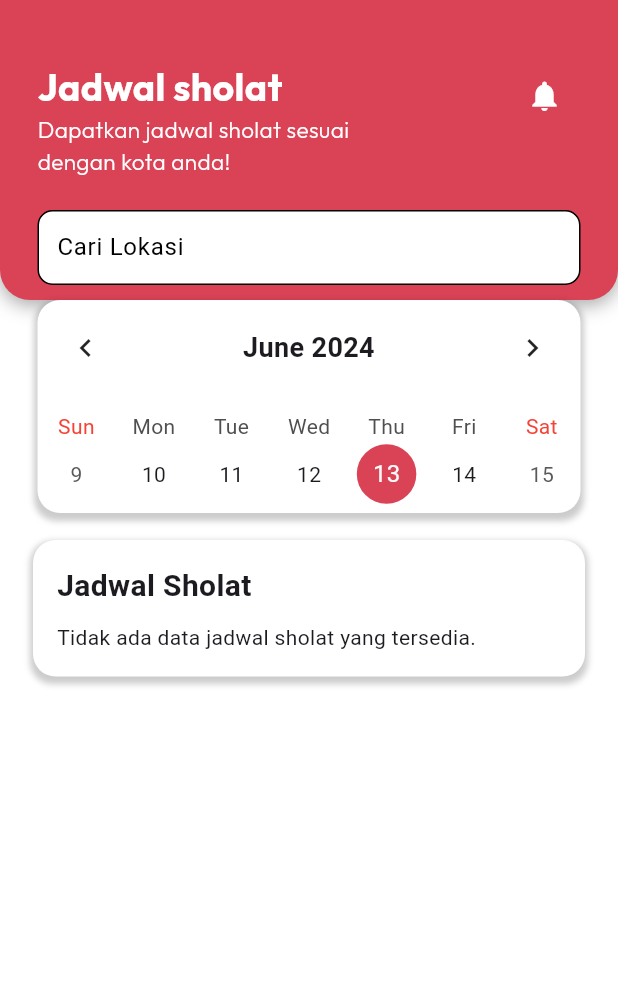
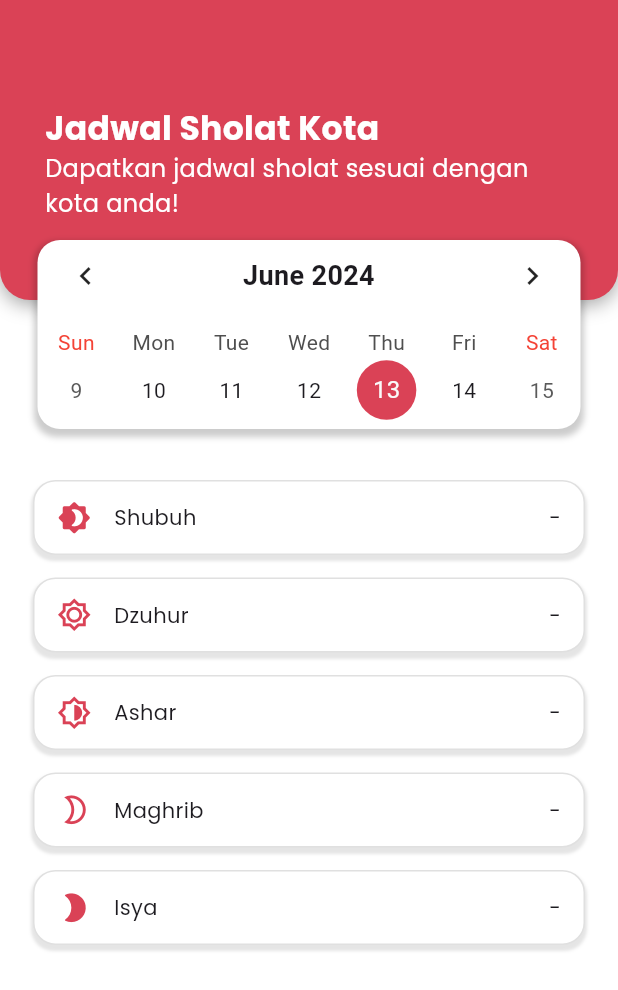
Before and after one commit to khairunnisaalallah/v2_zenfemina_mobile, a Flutter app: the PrayPage screen opened by its route, on a phone screen of 412 x 824 dp. Shown: the top 990 px of the screen. Run offline on Flutter 3.47's test engine with Material 3 defaults, Android fonts, the phone set to English and light mode, and no system bars; drawn by our look-alikes of table_calendar; our stand-ins replace carousel_slider, firebase_core, firebase_messaging, flutter_svg, get, google_fonts and 4 more; accounts and stored records are empty; generated files the repository leaves out were written again; network calls fail.

Commit message:
update: design pray

```diff
--- a/lib/main.dart
+++ b/lib/main.dart
@@ -5,6 +5,7 @@ import 'package:zenfemina_v2/menu/editpw.dart';
 import 'package:zenfemina_v2/menu/tab_sholatpuasa.dart';
 import 'package:zenfemina_v2/navigation/article.dart';
 import 'package:zenfemina_v2/navigation/dashboard.dart';
+import 'package:zenfemina_v2/navigation/pray.dart';
 import 'package:zenfemina_v2/navigation/profile.dart';
 import 'package:zenfemina_v2/menu/calender.dart';
 import 'package:zenfemina_v2/pages/OTP_page.dart';
@@ -24,6 +25,7 @@ import 'package:zenfemina_v2/routes.dart';
 import 'package:firebase_core/firebase_core.dart';
 import 'firebase_options.dart';
 import 'dart:io';
+import 'package:zenfemina_v2/navigation/pray copy.dart';
 
 // import 'pages/intro_page.dart';
 
--- a/lib/navigation/pray.dart
+++ b/lib/navigation/pray.dart
@@ -1,10 +1,12 @@
 import 'package:flutter/material.dart';
 import 'package:google_fonts/google_fonts.dart';
+import 'package:shared_preferences/shared_preferences.dart';
 import 'package:table_calendar/table_calendar.dart';
 import 'package:http/http.dart' as http;
+import 'package:zenfemina_v2/pages/prayer_type.dart';
 import 'dart:convert';
-import 'package:font_awesome_flutter/font_awesome_flutter.dart';
-import 'package:shared_preferences/shared_preferences.dart';
+import 'package:get/get.dart';
+import 'package:zenfemina_v2/widgets/city_data.dart'; // Import data kota
 
 class PrayPage extends StatefulWidget {
   const PrayPage({Key? key}) : super(key: key);
@@ -18,44 +20,36 @@ class _PrayPageState extends State<PrayPage> {
   DateTime? _selectedDay;
   DateTime? _rangeStart;
   DateTime? _rangeEnd;
-  bool isLoading = false; // Untuk menentukan apakah sedang memuat
   bool invalidCity = false;
-  TextEditingController _cityController = TextEditingController();
-  late SharedPreferences _prefs;
-
+  String selectedCity = '';
   @override
   void initState() {
     super.initState();
-    _loadSavedData();
+    _loadSelectedCity();
   }
 
-  _loadSavedData() async {
-    _prefs = await SharedPreferences.getInstance();
-    String? savedCity = _prefs.getString('city');
-    if (savedCity != null) {
-      _cityController.text = savedCity;
-      fetchPrayerTimes(savedCity);
+  Future<void> _loadSelectedCity() async {
+    SharedPreferences prefs = await SharedPreferences.getInstance();
+    setState(() {
+      selectedCity = prefs.getString('selectedCity') ?? '';
+    });
+    if (selectedCity.isNotEmpty) {
+      fetchPrayerTimes(selectedCity);
     }
   }
 
   Future<void> fetchPrayerTimes(String city) async {
-    setState(() {
-      isLoading = true; // Mulai memuat
-    });
-
     try {
       final response = await http.get(Uri.parse(
           'http://api.aladhan.com/v1/timingsByCity?city=$city&country=Indonesia'));
       if (response.statusCode == 200) {
         final Map<String, dynamic> data = jsonDecode(response.body);
+        print('Data received: $data');
         setState(() {
-          isLoading = false; // Berhenti memuat setelah mendapatkan respons
           if (data['data'] != null) {
             if (_isInvalidPrayerTimes(data['data']['timings'])) {
               invalidCity = true;
-              print(
-                  'Kota yang Anda masukkan tidak dikenali. Silakan coba lagi dengan nama kota yang berbeda.');
-              prayerTimes.clear();
+              print('Kota yang Anda masukkan tidak dikenali.');
             } else {
               invalidCity = false;
               prayerTimes = Map<String, String>.from(data['data']['timings']);
@@ -69,23 +63,16 @@ class _PrayPageState extends State<PrayPage> {
         throw Exception('Failed to load prayer times');
       }
     } catch (e) {
-      setState(() {
-        isLoading = false; // Berhenti memuat jika terjadi kesalahan
-      });
       print("Error fetching prayer times: $e");
     }
   }
 
-  _saveCity(String city) async {
-    await _prefs.setString('city', city);
-  }
-
   bool _isInvalidPrayerTimes(Map<String, dynamic> timings) {
-    return timings['Fajr'] == "04:46" &&
-        timings['Dhuhr'] == "12:12" &&
-        timings['Asr'] == "15:37" &&
-        timings['Maghrib'] == "18:14" &&
-        timings['Isha'] == "19:28";
+    return timings['Fajr'] == "-" &&
+        timings['Dhuhr'] == "-" &&
+        timings['Asr'] == "-" &&
+        timings['Maghrib'] == "-" &&
+        timings['Isha'] == "-";
   }
 
   @override
@@ -121,32 +108,28 @@ class _PrayPageState extends State<PrayPage> {
                 ),
               ),
               Positioned(
-                top: 40,
-                left: 25,
-                right: 25,
+                top: 70,
+                left: 30,
+                right: 30,
                 child: Padding(
                   padding: const EdgeInsets.only(top: 0, left: 0),
                   child: Column(
                     crossAxisAlignment: CrossAxisAlignment.start,
                     children: [
                       Text(
-                        'Jadwal sholat',
-                        style: GoogleFonts.outfit(
-                          fontSize: 25,
+                        'Jadwal Sholat Kota ${selectedCity}',
+                        style: GoogleFonts.poppins(
+                          fontSize: 22,
                           color: Colors.white,
                           fontWeight: FontWeight.w700,
                         ),
                       ),
-                      Container(
-                        width: 250,
-                        height: 50,
-                        child: Text(
+                      Text(
                         'Dapatkan jadwal sholat sesuai dengan kota anda!',
-                          style: GoogleFonts.outfit(
-                            fontSize: 15,
+                        style: GoogleFonts.poppins(
+                          fontSize: 16,
                           color: Colors.white,
-                            fontWeight: FontWeight.w300,
-                          ),
+                          fontWeight: FontWeight.w400,
                         ),
                       ),
                     ],
@@ -154,62 +137,51 @@ class _PrayPageState extends State<PrayPage> {
                 ),
               ),
               Positioned(
-                top: 40,
-                right: 25,
-                child: Row(
-                  children: [
-                    SizedBox(width: 230),
-                    IconButton(
-                      icon: Icon(Icons.notifications, color: Colors.white),
-                      onPressed: () {},
-                    ),
-                  ],
-                ),
-              ),
-              Positioned(
-                top: 140,
-                left: 25,
-                right: 25,
-                child: buildLocationSearch(),
-              ),
-              Positioned(
-                top: 200,
+                top: 160,
                 left: 25,
                 right: 25,
                 child: prayerDate(),
               ),
               Positioned(
-                top: 360,
+                  top: 320,
                   left: 22,
                   right: 22,
-                child: buildPrayerTimes(),
+                  child: Column(
+                    children: [
+                      PrayerType(
+                        text: "Shubuh",
+                        icon: 0xf5e4,
+                        hour: prayerTimes['Fajr'] ?? "-",
+                        press: () {},
+                      ),
+                      PrayerType(
+                        text: "Dzuhur",
+                        icon: 0xeef8,
+                        hour: prayerTimes['Dhuhr'] ?? "-",
+                        press: () {},
+                      ),
+                      PrayerType(
+                        text: "Ashar",
+                        icon: 0xeef9,
+                        hour: prayerTimes['Asr'] ?? "-",
+                        press: () {},
+                      ),
+                      PrayerType(
+                        text: "Maghrib",
+                        icon: 0xeef5,
+                        hour: prayerTimes['Maghrib'] ?? "-",
+                        press: () {},
+                      ),
+                      PrayerType(
+                        text: "Isya",
+                        icon: 0xf5e2,
+                        hour: prayerTimes['Isha'] ?? "-",
+                        press: () {},
                       ),
                     ],
+                  ))
+            ],
           ),
-        ),
-      ),
-    );
-  }
-
-  Widget buildLocationSearch() {
-    return Container(
-      decoration: BoxDecoration(
-        color: Colors.white,
-        borderRadius: BorderRadius.circular(10),
-        border: Border.all(color: Colors.black),
-      ),
-      padding: EdgeInsets.symmetric(horizontal: 12),
-      child: TextField(
-        controller: _cityController,
-        onSubmitted: (value) {
-          fetchPrayerTimes(value);
-          _saveCity(value);
-        },
-        style: TextStyle(color: Colors.black),
-        decoration: InputDecoration(
-          border: InputBorder.none,
-          hintText: 'Cari Lokasi',
-          hintStyle: TextStyle(color: Colors.black),
         ),
       ),
     );
@@ -231,6 +203,7 @@ class _PrayPageState extends State<PrayPage> {
       ),
       child: TableCalendar(
         headerStyle: HeaderStyle(
+          headerPadding: EdgeInsets.symmetric(horizontal: 0.0, vertical: 0.0),
           titleCentered: true,
           formatButtonVisible: false,
           titleTextStyle: TextStyle(
@@ -270,25 +243,7 @@ class _PrayPageState extends State<PrayPage> {
   }
 
   Widget buildPrayerTimes() {
-    return isLoading
-        ? Center(
-            child: CircularProgressIndicator(), // Tampilkan indikator loading jika sedang memuat
-          )
-        : Container(
-            padding: EdgeInsets.all(16),
-            decoration: BoxDecoration(
-              color: Colors.white,
-              borderRadius: BorderRadius.circular(15),
-              boxShadow: [
-                BoxShadow(
-                  color: Colors.black.withOpacity(0.2),
-                  spreadRadius: 2,
-                  blurRadius: 3,
-                  offset: Offset(0, 3),
-                ),
-              ],
-            ),
-            child: Column(
+    return Column(
       crossAxisAlignment: CrossAxisAlignment.start,
       children: [
         Text(
@@ -297,55 +252,25 @@ class _PrayPageState extends State<PrayPage> {
         ),
         SizedBox(height: 10),
         if (prayerTimes.isNotEmpty) ...[
-                  buildPrayerTimeItem('Shubuh', prayerTimes['Fajr'] ?? '', FontAwesomeIcons.cloudSun),
-                  buildPrayerTimeItem('Dzuhur', prayerTimes['Dhuhr'] ?? '', FontAwesomeIcons.sun),
-                  buildPrayerTimeItem('Ashar', prayerTimes['Asr'] ?? '', FontAwesomeIcons.cloudMeatball),
-                  buildPrayerTimeItem('Maghrib', prayerTimes['Maghrib'] ?? '', FontAwesomeIcons.cloudMoon),
-                  buildPrayerTimeItem('Isya', prayerTimes['Isha'] ?? '', FontAwesomeIcons.moon),
+          buildPrayerTimeItem('Shubuh', prayerTimes['Fajr'] ?? ''),
+          buildPrayerTimeItem('Dzuhur', prayerTimes['Dhuhr'] ?? ''),
+          buildPrayerTimeItem('Ashar', prayerTimes['Asr'] ?? ''),
+          buildPrayerTimeItem('Maghrib', prayerTimes['Maghrib'] ?? ''),
+          buildPrayerTimeItem('Isya', prayerTimes['Isha'] ?? ''),
         ] else ...[
           Text('Tidak ada data jadwal sholat yang tersedia.'),
         ],
       ],
-            ),
     );
   }
 
-  Widget buildPrayerTimeItem(String title, String time, IconData icon) {
-    return Container(
-      margin: EdgeInsets.symmetric(vertical: 4),
-      padding: EdgeInsets.all(12),
-      decoration: BoxDecoration(
-        color: Colors.white,
-        borderRadius: BorderRadius.circular(10),
-        border: Border.all(color: Colors.grey),
-        boxShadow: [
-          BoxShadow(
-            color: Colors.black.withOpacity(0.1),
-            spreadRadius: 1,
-            blurRadius: 3,
-            offset: Offset(0, 2),
-          ),
-        ],
-      ),
-      child: Row(
+  Widget buildPrayerTimeItem(String title, String time) {
+    return Row(
       mainAxisAlignment: MainAxisAlignment.spaceBetween,
       children: [
-          Row(
-            children: [
-              FaIcon(icon, color: Color(0xFFDA4256)),
-              SizedBox(width: 10),
-              Text(
-                '$title: ',
-                style: TextStyle(fontWeight: FontWeight.bold, fontSize: 16),
-              ),
+        Text('$title: ', style: TextStyle(fontWeight: FontWeight.bold)),
+        Text(time),
       ],
-          ),
-          Text(
-            time,
-            style: TextStyle(fontSize: 16),
-          ),
-        ],
-      ),
     );
   }
 }
--- a/lib/navigation/profile.dart
+++ b/lib/navigation/profile.dart
@@ -198,14 +198,14 @@ class _ProfilePageState extends State<ProfilePage> {
                 text: "Ubah Profile",
                 icon: 0xf05f0,
                 press: () {
-                  Get.to(ProfileView());
+                  Get.to(() => ProfileView());
                 },
               ),
               ProfileMenu(
                 text: "Ubah Password",
                 icon: 0xf293,
                 press: () {
-                  Get.to(EditPw());
+                  Get.to(() => EditPw());
                 },
               ),
               SizedBox(height: 15),
--- a/lib/pages/prayer_type.dart
+++ b/lib/pages/prayer_type.dart
@@ -25,7 +25,7 @@ class PrayerType extends StatelessWidget {
   Widget build(BuildContext context) {
     return Container(
       width: 400,
-      height: 48,
+      height: 50,
       margin: const EdgeInsets.only(bottom: 15),
       decoration: BoxDecoration(
         color: Colors.white,
@@ -60,7 +60,8 @@ class PrayerType extends StatelessWidget {
             ),
           ),
           Padding(
-              padding: EdgeInsets.only(right: 15), // Atur margin kanan sesuai kebutuhan
+            padding: EdgeInsets.only(
+                right: 15), // Atur margin kanan sesuai kebutuhan
             child: Text(
               hour,
               style: GoogleFonts.poppins(),
@@ -70,5 +71,4 @@ class PrayerType extends StatelessWidget {
       ),
     );
   }
-
 }
--- a/lib/pages/question1.dart
+++ b/lib/pages/question1.dart
@@ -6,6 +6,7 @@ import 'package:zenfemina_v2/pages/question2.dart';
 import 'package:zenfemina_v2/pages/questionTambahan.dart';
 import 'package:zenfemina_v2/shared/shared.dart';
 import 'package:intl/intl.dart';
+import 'package:page_transition/page_transition.dart';
 
 class Question1Page extends StatefulWidget {
   const Question1Page({Key? key}); //constructor
@@ -116,7 +117,10 @@ class _Question1PageState extends State<Question1Page> {
                             'birthDate', _dateController.text);
 
                         // Pindah ke halaman berikutnya
-                        Get.to(QuestionTambahan());
+                        Get.to(
+                          () => QuestionTambahan(),
+                          transition: Transition.fade,
+                        );
                       }
                     : null,
                 child: Text(
--- a/lib/pages/question3.dart
+++ b/lib/pages/question3.dart
@@ -103,7 +103,8 @@ class _Question3PageState extends State<Question3Page> {
                         }
                         final prefs = await SharedPreferences.getInstance();
                         await prefs.setString('cycle', cycle);
-                        Get.to(Question4Page());
+                        Get.to(() => Question4Page(),
+                            transition: Transition.fade);
                       }
                     : null,
                 child: Text(
--- a/lib/pages/question4.dart
+++ b/lib/pages/question4.dart
@@ -22,8 +22,8 @@ class _Question4PageState extends State<Question4Page> {
     final prefs = await SharedPreferences.getInstance();
     final birthDate = prefs.getString('birthDate') ?? '';
     final lastDate = prefs.getString('lastDate') ?? '';
+    final isholy = prefs.getString('is_holy') ?? '';
     final cycle = prefs.getString('cycle') ?? '';
-    final is_holy = prefs.getString('is_holy') ?? '';
 
     // Ambil data dari TextEditingController
     final period = _periodController.text;
@@ -35,7 +35,7 @@ class _Question4PageState extends State<Question4Page> {
     // Panggil API untuk mengirim data
     try {
       final api = ApiRepository();
-      await api.postQuestions(birthDate, lastDate, period, cycle, is_holy);
+      await api.postQuestions(birthDate, lastDate, period, cycle, isholy);
       print('Data berhasil dikirim ke API');
     } catch (e) {
       print('Gagal mengirim data: $e');
@@ -146,7 +146,7 @@ class _Question4PageState extends State<Question4Page> {
                     color: Colors.white,
                     fontWeight: FontWeight.w700,
                   ),
-                ),
+                );
                 style: ElevatedButton.styleFrom(
                   backgroundColor: Color(0xFFDA4256),
                   shape: RoundedRectangleBorder(
--- a/lib/pages/register.dart
+++ b/lib/pages/register.dart
@@ -269,7 +269,7 @@ class _RegisterPageState extends State<RegisterPage> {
                                             backgroundColor: Colors.green,
                                             colorText: Colors.white,
                                           );
-                                          Get.to(LoginPage());
+                                          Get.to(() => LoginPage());
                                         } else {
                                           Get.snackbar(
                                             'Error',
```
Also changed, not shown: lib/api_repository.dart (+61 -11 lines), lib/menu/editpw.dart (+11 -11 lines), lib/navigation/article.dart (+10 -6 lines), lib/navigation/dashboard.dart (+4 -9 lines), lib/pages/cobadisini.dart (deleted, +0 -43 lines), lib/pages/login.dart (+25 -0 lines), lib/pages/question2.dart (+6 -6 lines), lib/pages/questionTambahan.dart (+17 -22 lines), lib/pages/welcome_pages.dart (+8 -2 lines). Lines whose indentation alone changed are shown as unchanged.
